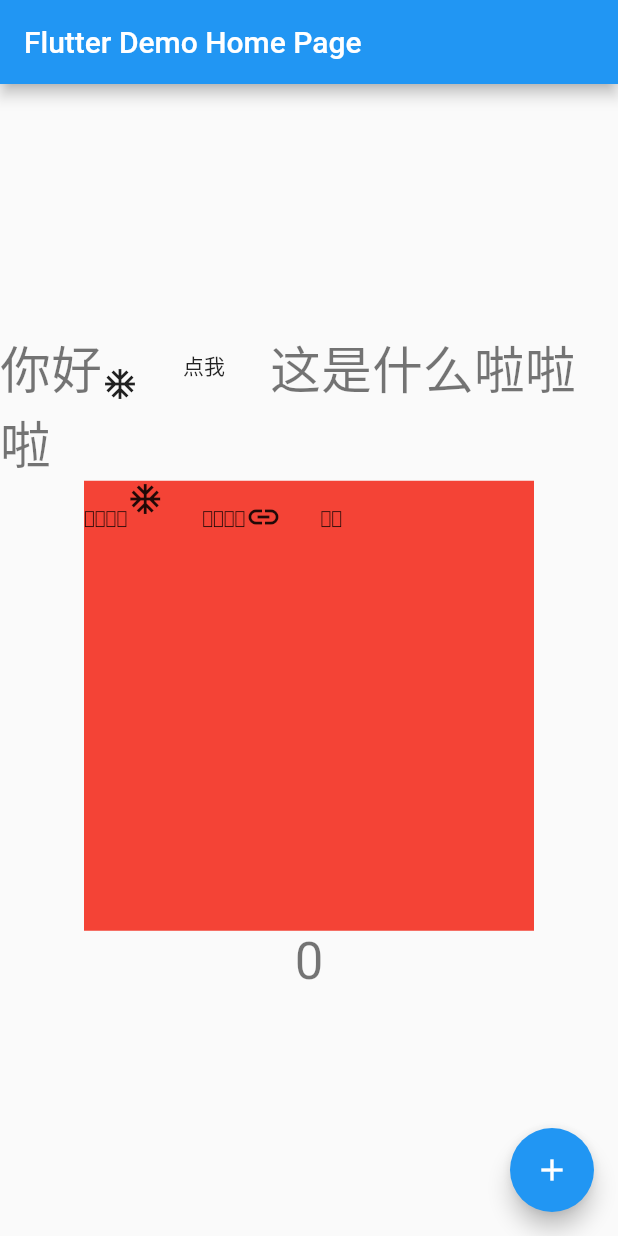
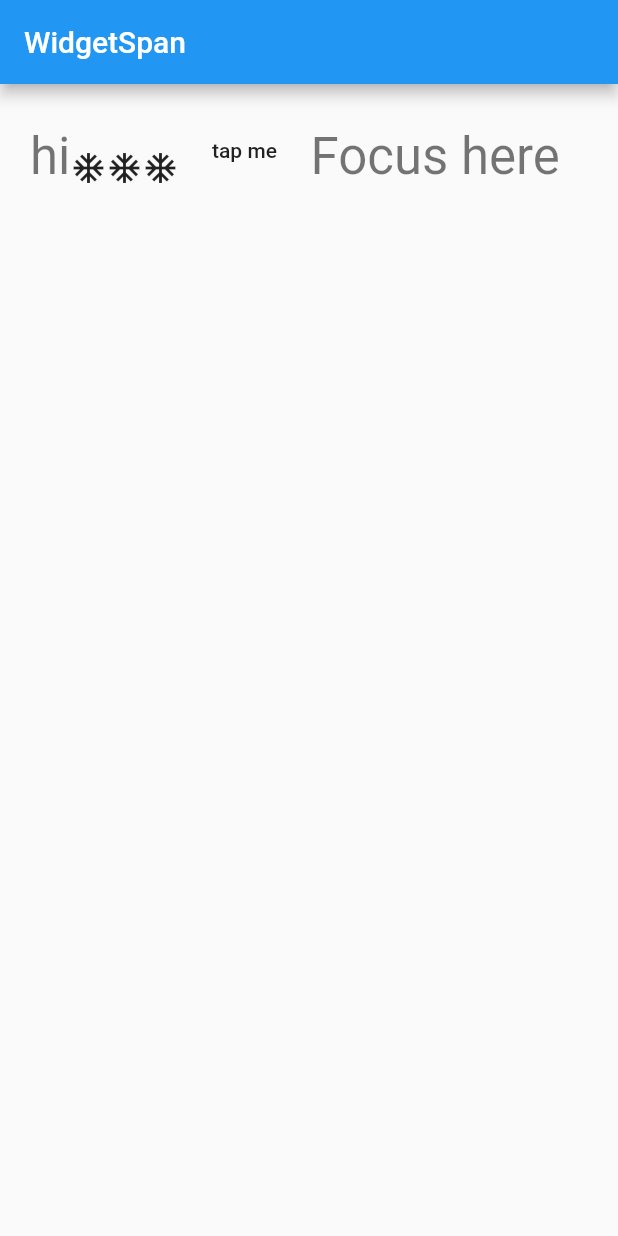
Before and after one commit to leaf-fade/flutter_source, a Flutter app: the screen it shows after launch, on a phone screen of 412 x 824 dp. Run offline on Flutter 3.47's test engine with Material 2 defaults, Android fonts, the phone set to English and light mode, and no system bars.

Commit message:
修改备注

```diff
--- a/lib/main.dart
+++ b/lib/main.dart
@@ -1,3 +1,4 @@
+import 'package:flutter/gestures.dart';
 import 'package:flutter/material.dart';
 import 'package:flutter_source/text/text.dart';
 
@@ -21,7 +22,47 @@ class MyApp extends StatelessWidget {
         // is not restarted.
         primarySwatch: Colors.blue,
       ),
-      home: MyHomePage(title: 'Flutter Demo Home Page'),
+      home: TextDemo(),
+    );
+  }
+}
+
+class TextDemo extends StatelessWidget {
+  @override
+  Widget build(BuildContext context) {
+    return Scaffold(
+      appBar: AppBar(
+        title: Text("WidgetSpan"),
+      ),
+      body: Container(
+        padding: EdgeInsets.all(20.0),
+        child: RichText(
+          text: TextSpan(
+            text: "hi",
+            children: [
+              WidgetSpan(child: Icon(Icons.ac_unit)),
+              WidgetSpan(child: Icon(Icons.ac_unit)),
+              WidgetSpan(child: Icon(Icons.ac_unit)),
+              WidgetSpan(
+                child: FlatButton(
+                  onPressed: () {
+                    print("click button");
+                  },
+                  child: Text("tap me"),
+                ),
+              ),
+              TextSpan(
+                text: "Focus here",
+                recognizer: TapGestureRecognizer()
+                  ..onTap = () {
+                    print("Focus here");
+                  },
+              ),
+            ],
+            style: Theme.of(context).textTheme.display1,
+          ),
+        ),
+      ),
     );
   }
 }
@@ -45,63 +86,42 @@ class MyHomePage extends StatefulWidget {
 }
 
 class _MyHomePageState extends State<MyHomePage> {
-  int _counter = 0;
-
-  void _incrementCounter() {
-    setState(() {
-      // This call to setState tells the Flutter framework that something has
-      // changed in this State, which causes it to rerun the build method below
-      // so that the display can reflect the updated values. If we changed
-      // _counter without calling setState(), then the build method would not be
-      // called again, and so nothing would appear to happen.
-      _counter++;
-    });
-  }
-
   @override
   Widget build(BuildContext context) {
-    // This method is rerun every time setState is called, for instance as done
-    // by the _incrementCounter method above.
-    //
-    // The Flutter framework has been optimized to make rerunning build methods
-    // fast, so that you can just rebuild anything that needs updating rather
-    // than having to individually change instances of widgets.
     return Scaffold(
       appBar: AppBar(
-        // Here we take the value from the MyHomePage object that was created by
-        // the App.build method, and use it to set our appbar title.
         title: Text(widget.title),
       ),
       body: Center(
-        // Center is a layout widget. It takes a single child and positions it
-        // in the middle of the parent.
         child: Column(
-          // Column is also layout widget. It takes a list of children and
-          // arranges them vertically. By default, it sizes itself to fit its
-          // children horizontally, and tries to be as tall as its parent.
-          //
-          // Invoke "debug painting" (press "p" in the console, choose the
-          // "Toggle Debug Paint" action from the Flutter Inspector in Android
-          // Studio, or the "Toggle Debug Paint" command in Visual Studio Code)
-          // to see the wireframe for each widget.
-          //
-          // Column has various properties to control how it sizes itself and
-          // how it positions its children. Here we use mainAxisAlignment to
-          // center the children vertically; the main axis here is the vertical
-          // axis because Columns are vertical (the cross axis would be
-          // horizontal).
           mainAxisAlignment: MainAxisAlignment.center,
           children: <Widget>[
             RichText(
               text: TextSpan(
-                text: "你好",
-                children: [
+                  text: "你asdadasdasad好",
+                  children: [
                     WidgetSpan(child: Icon(Icons.ac_unit)),
-                    WidgetSpan(child: FlatButton(onPressed: (){}, child: Text("点我"))),
-                    TextSpan(text: "这是什么啦啦啦"),
+                    WidgetSpan(
+                      child: FlatButton(
+                        onPressed: () {
+                          print("点击按钮");
+                        },
+                        child: Text("点我"),
+                      ),
+                    ),
+                    TextSpan(
+                      text: "这是什么啦啦啦是什么啦啦啦是什么啦啦啦是什么啦啦啦是什么啦啦啦是什么啦啦啦是什么啦啦啦",
+                      recognizer: TapGestureRecognizer()
+                        ..onTap = () {
+                          print("点击事件");
+                        },
+                    ),
                   ],
-                style: Theme.of(context).textTheme.display1,
-              ),
+                  style: Theme.of(context).textTheme.display1,
+                  recognizer: TapGestureRecognizer()
+                    ..onTap = () {
+                      print("父类点击事件");
+                    }),
             ),
             Container(
               color: Colors.red,
@@ -112,18 +132,9 @@ class _MyHomePageState extends State<MyHomePage> {
                 ],
               ),
             ),
-            Text(
-              '$_counter',
-              style: Theme.of(context).textTheme.display1,
-            ),
           ],
         ),
       ),
-      floatingActionButton: FloatingActionButton(
-        onPressed: _incrementCounter,
-        tooltip: 'Increment',
-        child: Icon(Icons.add),
-      ), // This trailing comma makes auto-formatting nicer for build methods.
     );
   }
 }
--- a/lib/text/text.dart
+++ b/lib/text/text.dart
@@ -117,10 +117,10 @@ class RenderLayout extends RenderBox with ContainerRenderObjectMixin<RenderBox,
   bool hitTestChildren(BoxHitTestResult result, { Offset position }) {
     RenderBox child = firstChild;
     while (child != null) {
-      final TextParentData textParentData = child.parentData;
+      final PageParentData textParentData = child.parentData;
       //配套对应，将触摸反馈点也进行平移
       final Matrix4 transform = Matrix4.translationValues(textParentData.offset.dx, textParentData.offset.dy, 0.0)
-        ..scale(textParentData.scale, textParentData.scale, textParentData.scale);
+        ..scale(1.0, 1.0, 1.0);
       final bool isHit = result.addWithPaintTransform(
         transform: transform,
         position: position,
```
